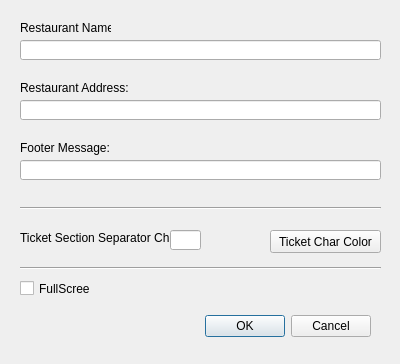
First picture: the form in settingswindow.ui, repository plainoldprogrammer/pos, before the edit.
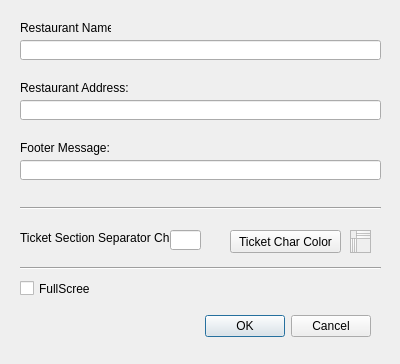
Second picture: the form after the edit.

Commit message: adding a rectangle to fill with the selected ticket char color

The edit to the form file:
```diff
--- a/settingswindow.ui
+++ b/settingswindow.ui
@@ -163,7 +163,7 @@
   <widget class="QPushButton" name="pushButtonTicketCharColor">
    <property name="geometry">
     <rect>
-     <x>270</x>
+     <x>230</x>
      <y>230</y>
      <width>111</width>
      <height>23</height>
@@ -173,6 +173,19 @@
     <string>Ticket Char Color</string>
    </property>
   </widget>
+  <widget class="QTextEdit" name="textEditCharColor">
+   <property name="enabled">
+    <bool>false</bool>
+   </property>
+   <property name="geometry">
+    <rect>
+     <x>350</x>
+     <y>230</y>
+     <width>21</width>
+     <height>23</height>
+    </rect>
+   </property>
+  </widget>
  </widget>
  <resources/>
  <connections>
```
The commit also changes 2 other files.
